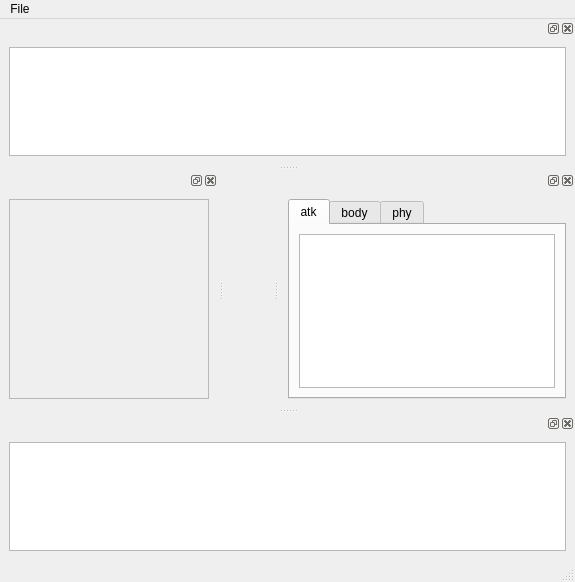
This is src/mainwindow.ui in qwertylevel3/ActorCreator as Qt 5 draws it before an edit. The edited form follows.
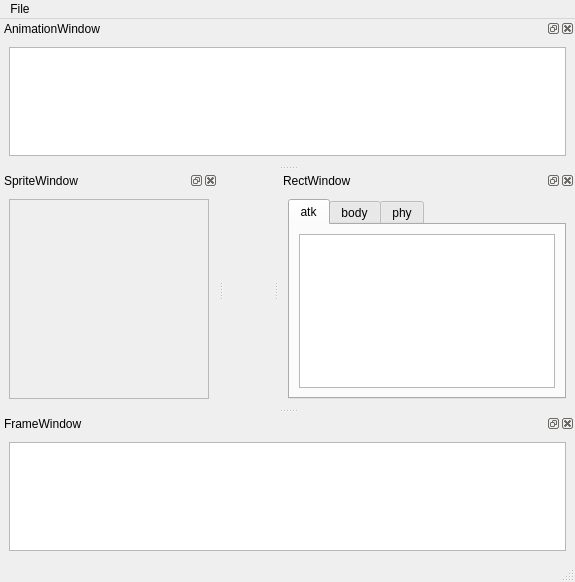
This is the edited form.

Commit message: add : show sprite

Diff of the .ui file:
```diff
--- a/src/mainwindow.ui
+++ b/src/mainwindow.ui
@@ -37,6 +37,9 @@
   </widget>
   <widget class="QStatusBar" name="statusbar"/>
   <widget class="QDockWidget" name="dockWidget">
+   <property name="windowTitle">
+    <string>RectWindow</string>
+   </property>
    <attribute name="dockWidgetArea">
     <number>2</number>
    </attribute>
@@ -83,6 +86,9 @@
    </widget>
   </widget>
   <widget class="QDockWidget" name="dockWidget_2">
+   <property name="windowTitle">
+    <string>FrameWindow</string>
+   </property>
    <attribute name="dockWidgetArea">
     <number>8</number>
    </attribute>
@@ -105,6 +111,9 @@
    </widget>
   </widget>
   <widget class="QDockWidget" name="dockWidget_3">
+   <property name="windowTitle">
+    <string>SpriteWindow</string>
+   </property>
    <attribute name="dockWidgetArea">
     <number>1</number>
    </attribute>
@@ -137,6 +146,9 @@
    </widget>
   </widget>
   <widget class="QDockWidget" name="dockWidget_4">
+   <property name="windowTitle">
+    <string>AnimationWindow</string>
+   </property>
    <attribute name="dockWidgetArea">
     <number>4</number>
    </attribute>
```
The commit also changes 7 other files.
